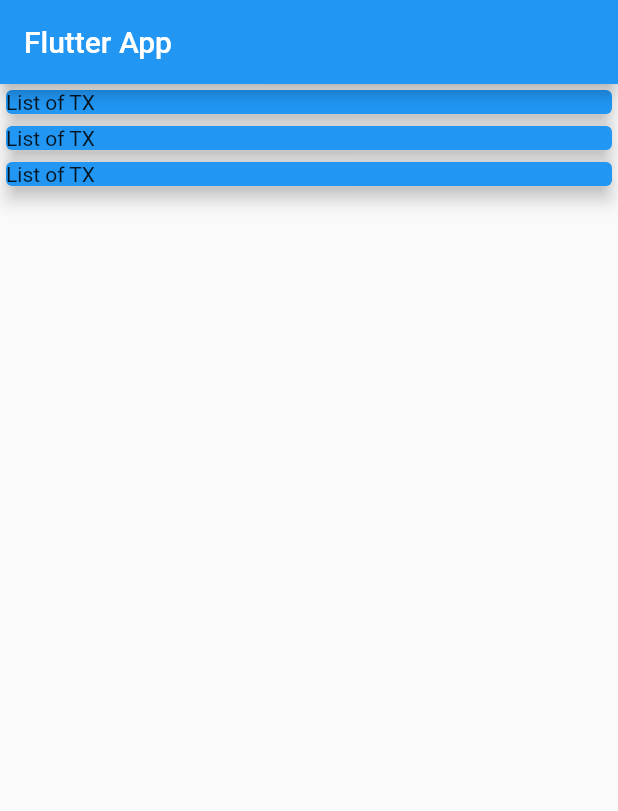
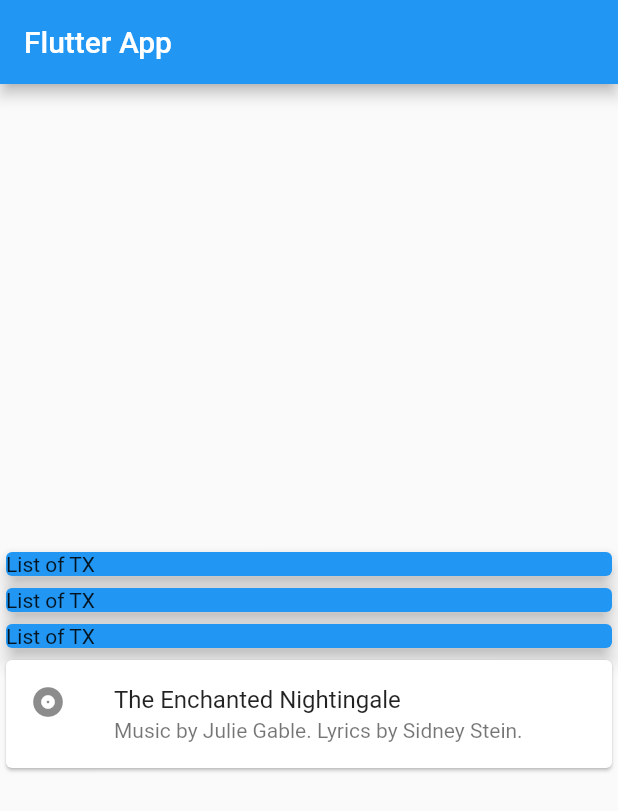
Before and after one commit to is200043/flutter_lab, a Flutter app: the screen it shows after launch, on a phone screen of 412 x 824 dp. Shown: the top 811 px of the screen. Run offline on Flutter 3.47's test engine with Material 2 defaults, Android fonts, the phone set to English and light mode, and no system bars.

Commit message:
copy card

```diff
--- a/lib/main.dart
+++ b/lib/main.dart
@@ -19,7 +19,7 @@ class MyHomePage extends StatelessWidget {
         title: Text('Flutter App'),
       ),
       body: Column(
-        mainAxisAlignment: MainAxisAlignment.start,
+        mainAxisAlignment: MainAxisAlignment.center,
         crossAxisAlignment: CrossAxisAlignment.stretch,
         children: <Widget>[
           Card(
@@ -37,7 +37,21 @@ class MyHomePage extends StatelessWidget {
             elevation: 5,
             child: Text('List of TX'),
           ),
-      ]),
+          Card(
+            child: Column(
+              mainAxisSize: MainAxisSize.min,
+              children: <Widget>[
+                const ListTile(
+                  leading: Icon(Icons.album),
+                  title: Text('The Enchanted Nightingale'),
+                  subtitle:
+                      Text('Music by Julie Gable. Lyrics by Sidney Stein.'),
+                ),
+              ],
+            ),
+          ),
+        ],
+      ),
     );
   }
 }
```
Lines whose indentation alone changed are shown as unchanged.
